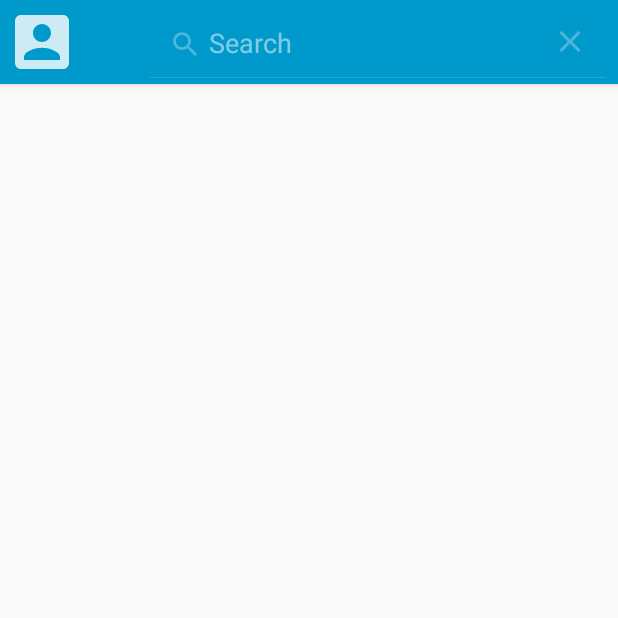
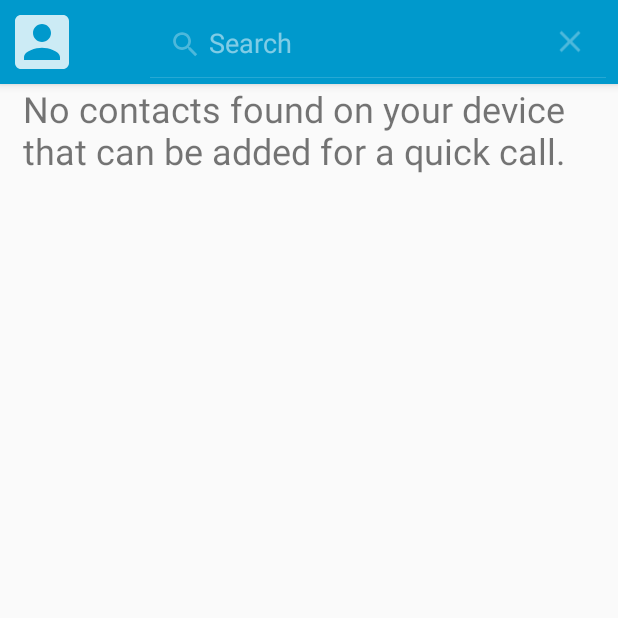
Before and after one commit to xt3000/FastContacts, an Android app: the screen it shows after launch (MainActivity), after a tap on "Search", on a phone screen of 412 x 824 dp, the top half of it. Run offline under Robolectric (Android 15) with nearby library versions, the phone set to English and light mode, and no system bars; libraries missing offline, so code that uses them is left out: com.unnamed.b; 1 statement that could not run was skipped.

Commit message:
-работает поиск -список преобразован в TreeView/CardView -убраны повторяющиеся номера телефонов -доавлен метод для вставки разделителей в номер(для удобства чтения номера) +исправлены мелкие недочеты ---------- TODO: -сделать меню настроек с выбором круглый или квадратный аватар создавать в ярлыке

```diff
--- a/app/src/main/java/net/finch/fastcontacts/MainActivity.java
+++ b/app/src/main/java/net/finch/fastcontacts/MainActivity.java
@@ -22,6 +22,7 @@ import android.view.Menu;
 import android.view.View;
 import android.view.ViewGroup;
 import android.widget.SearchView;
+import android.widget.TextView;
 import android.widget.Toast;
 
 import com.google.android.material.snackbar.Snackbar;
@@ -163,6 +164,7 @@ public class MainActivity extends AppCompatActivity {
     private void updTreeView(ArrayList<Contact> contacts) {
         TreeNode root = TreeNode.root();
 
+        if (contacts != null) {
             for (int nameId=0; nameId<contacts.size(); nameId++) {
                 TreeNode group = new TreeNode(contacts.get(nameId)).setViewHolder(new NameViewHolder(this));
                 for (int phoneId=0; phoneId<contacts.get(nameId).getPhones().size(); phoneId++) {
@@ -186,6 +188,12 @@ public class MainActivity extends AppCompatActivity {
                     tView.restoreState(state);
                 }
             }
+        } else {
+            TextView tvNoContacts = findViewById(R.id.tv_noContacts);
+            tvNoContacts.setVisibility(View.VISIBLE);
+        }
+
+
     }
 
 
--- a/app/src/main/res/layout/activity_main.xml
+++ b/app/src/main/res/layout/activity_main.xml
@@ -4,6 +4,16 @@
     android:layout_width="match_parent"
     android:layout_height="wrap_content"
     tools:context=".MainActivity">
+
+    <TextView
+        android:id="@+id/tv_noContacts"
+        android:layout_width="match_parent"
+        android:layout_height="wrap_content"
+        android:paddingLeft="15dp"
+        android:paddingRight="15dp"
+        android:text="@string/no_contacts"
+        android:textSize="24sp"
+        android:visibility="gone" />
 
     <LinearLayout
         android:id="@+id/llContainer"
--- a/app/src/main/res/values/strings.xml
+++ b/app/src/main/res/values/strings.xml
@@ -5,4 +5,5 @@
     <string name="contact">Contact:</string>
     <string name="added">added to the home screen.</string>
     <string name="search_hint">Search</string>
+    <string name="no_contacts">No contacts found on your device that can be added for a quick call.</string>
 </resources>
```
Also changed, not shown: 1 other file. Lines whose indentation alone changed are shown as unchanged.
